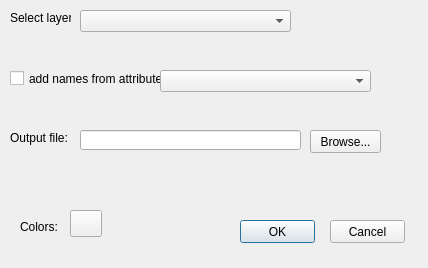
This is connector_lines.ui in samanbey/czml_generator as Qt 5 draws it before an edit. The edited form follows.
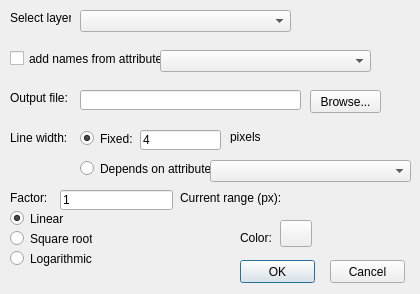
This is the edited form. Icons and pictures are not drawn. Custom widgets are drawn as their Qt base class.

Commit message: improvements on connector lines, not finished yet...

The edit to the form file:
```diff
--- a/connector_lines.ui
+++ b/connector_lines.ui
@@ -9,8 +9,8 @@
    <rect>
     <x>0</x>
     <y>0</y>
-    <width>428</width>
-    <height>268</height>
+    <width>420</width>
+    <height>294</height>
    </rect>
   </property>
   <property name="sizePolicy">
@@ -68,7 +68,7 @@
    <property name="geometry">
     <rect>
      <x>10</x>
-     <y>130</y>
+     <y>90</y>
      <width>61</width>
      <height>16</height>
     </rect>
@@ -81,7 +81,7 @@
    <property name="geometry">
     <rect>
      <x>80</x>
-     <y>130</y>
+     <y>90</y>
      <width>221</width>
      <height>20</height>
     </rect>
@@ -91,7 +91,7 @@
    <property name="geometry">
     <rect>
      <x>310</x>
-     <y>130</y>
+     <y>90</y>
      <width>71</width>
      <height>23</height>
     </rect>
@@ -104,7 +104,7 @@
    <property name="geometry">
     <rect>
      <x>10</x>
-     <y>70</y>
+     <y>50</y>
      <width>151</width>
      <height>17</height>
     </rect>
@@ -117,7 +117,7 @@
    <property name="geometry">
     <rect>
      <x>160</x>
-     <y>70</y>
+     <y>50</y>
      <width>211</width>
      <height>22</height>
     </rect>
@@ -127,7 +127,7 @@
    <property name="geometry">
     <rect>
      <x>240</x>
-     <y>220</y>
+     <y>260</y>
      <width>75</width>
      <height>23</height>
     </rect>
@@ -146,7 +146,7 @@
    <property name="geometry">
     <rect>
      <x>330</x>
-     <y>220</y>
+     <y>260</y>
      <width>75</width>
      <height>23</height>
     </rect>
@@ -158,8 +158,8 @@
   <widget class="QgsColorButton" name="cb">
    <property name="geometry">
     <rect>
-     <x>70</x>
-     <y>210</y>
+     <x>280</x>
+     <y>220</y>
      <width>32</width>
      <height>27</height>
     </rect>
@@ -175,14 +175,198 @@
   <widget class="QLabel" name="label_7">
    <property name="geometry">
     <rect>
-     <x>20</x>
-     <y>220</y>
+     <x>240</x>
+     <y>230</y>
+     <width>41</width>
+     <height>16</height>
+    </rect>
+   </property>
+   <property name="text">
+    <string>Color:</string>
+   </property>
+  </widget>
+  <widget class="QLabel" name="label_3">
+   <property name="geometry">
+    <rect>
+     <x>10</x>
+     <y>130</y>
+     <width>61</width>
+     <height>16</height>
+    </rect>
+   </property>
+   <property name="text">
+    <string>Line width:</string>
+   </property>
+  </widget>
+  <widget class="QRadioButton" name="rbFixWidth">
+   <property name="geometry">
+    <rect>
+     <x>80</x>
+     <y>130</y>
+     <width>61</width>
+     <height>17</height>
+    </rect>
+   </property>
+   <property name="text">
+    <string>Fixed:</string>
+   </property>
+   <property name="checked">
+    <bool>true</bool>
+   </property>
+   <attribute name="buttonGroup">
+    <string notr="true">buttonGroup</string>
+   </attribute>
+  </widget>
+  <widget class="QRadioButton" name="rbWidthAttr">
+   <property name="geometry">
+    <rect>
+     <x>80</x>
+     <y>160</y>
+     <width>131</width>
+     <height>17</height>
+    </rect>
+   </property>
+   <property name="text">
+    <string>Depends on attribute:</string>
+   </property>
+   <attribute name="buttonGroup">
+    <string notr="true">buttonGroup</string>
+   </attribute>
+  </widget>
+  <widget class="QLineEdit" name="leLineWidth">
+   <property name="geometry">
+    <rect>
+     <x>140</x>
+     <y>130</y>
+     <width>81</width>
+     <height>20</height>
+    </rect>
+   </property>
+   <property name="text">
+    <string>4</string>
+   </property>
+  </widget>
+  <widget class="QLabel" name="label_4">
+   <property name="geometry">
+    <rect>
+     <x>230</x>
+     <y>130</y>
      <width>46</width>
      <height>13</height>
     </rect>
    </property>
    <property name="text">
-    <string>Colors:</string>
+    <string>pixels</string>
+   </property>
+  </widget>
+  <widget class="QComboBox" name="numAttrList">
+   <property name="enabled">
+    <bool>true</bool>
+   </property>
+   <property name="geometry">
+    <rect>
+     <x>210</x>
+     <y>160</y>
+     <width>201</width>
+     <height>22</height>
+    </rect>
+   </property>
+  </widget>
+  <widget class="QLineEdit" name="scaleFactor">
+   <property name="geometry">
+    <rect>
+     <x>60</x>
+     <y>190</y>
+     <width>113</width>
+     <height>20</height>
+    </rect>
+   </property>
+   <property name="inputMethodHints">
+    <set>Qt::ImhDigitsOnly</set>
+   </property>
+   <property name="text">
+    <string>1</string>
+   </property>
+  </widget>
+  <widget class="QRadioButton" name="rbSqrt">
+   <property name="geometry">
+    <rect>
+     <x>10</x>
+     <y>230</y>
+     <width>82</width>
+     <height>17</height>
+    </rect>
+   </property>
+   <property name="text">
+    <string>Square root</string>
+   </property>
+  </widget>
+  <widget class="QRadioButton" name="rbLin">
+   <property name="geometry">
+    <rect>
+     <x>10</x>
+     <y>210</y>
+     <width>82</width>
+     <height>17</height>
+    </rect>
+   </property>
+   <property name="text">
+    <string>Linear</string>
+   </property>
+   <property name="checked">
+    <bool>true</bool>
+   </property>
+  </widget>
+  <widget class="QRadioButton" name="rbLog">
+   <property name="geometry">
+    <rect>
+     <x>10</x>
+     <y>250</y>
+     <width>82</width>
+     <height>17</height>
+    </rect>
+   </property>
+   <property name="text">
+    <string>Logarithmic</string>
+   </property>
+  </widget>
+  <widget class="QLabel" name="label_6">
+   <property name="geometry">
+    <rect>
+     <x>10</x>
+     <y>190</y>
+     <width>41</width>
+     <height>16</height>
+    </rect>
+   </property>
+   <property name="text">
+    <string>Factor:</string>
+   </property>
+  </widget>
+  <widget class="QLabel" name="lblRange">
+   <property name="geometry">
+    <rect>
+     <x>280</x>
+     <y>190</y>
+     <width>111</width>
+     <height>20</height>
+    </rect>
+   </property>
+   <property name="text">
+    <string/>
+   </property>
+  </widget>
+  <widget class="QLabel" name="label_5">
+   <property name="geometry">
+    <rect>
+     <x>180</x>
+     <y>190</y>
+     <width>101</width>
+     <height>16</height>
+    </rect>
+   </property>
+   <property name="text">
+    <string>Current range (px):</string>
    </property>
   </widget>
  </widget>
```
Left out of the diff: 3 changed lines with no effect on the pictures. The commit also changes 1 other file.
